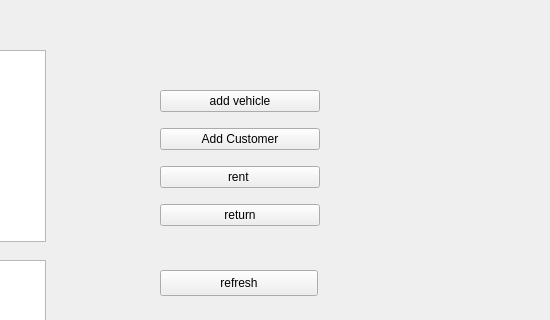
Old version of the form mainwindow.ui in the repository Larrikin47/VehicleManagementSystem; both pictures show x 250 to 800 and y 0 to 320 of the 800 by 600 pixel window.
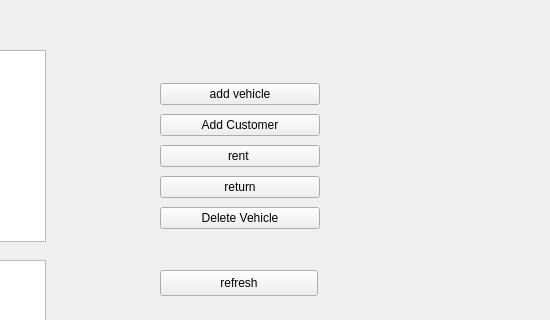
New version of the form.

The edit to the form file:
```diff
--- a/mainwindow.ui
+++ b/mainwindow.ui
@@ -62,6 +62,13 @@
        </property>
       </widget>
      </item>
+     <item row="6" column="0">
+      <widget class="QPushButton" name="deleteVehicleButton">
+       <property name="text">
+        <string>Delete Vehicle</string>
+       </property>
+      </widget>
+     </item>
     </layout>
    </widget>
    <widget class="QLabel" name="titleLabel">
```
